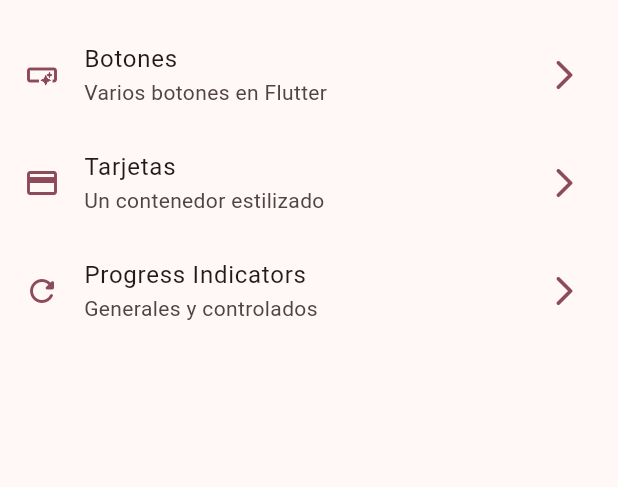
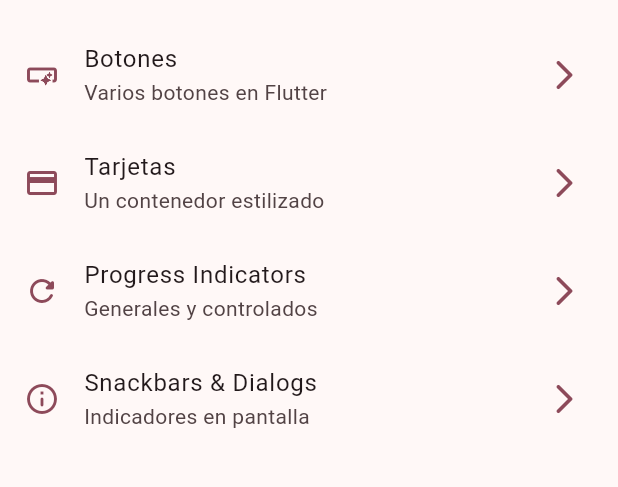
Before and after one commit to Flutter-Course-DDominguez/WidgetsApp, a Flutter app: the screen it shows after launch, on a phone screen of 412 x 824 dp, the part 63-550 px from its top. Run offline on Flutter 3.47's test engine with Material 3 defaults, Android fonts, the phone set to English and light mode, and no system bars; our stand-ins replace go_router.

Commit message:
Snackbars and dialogs

```diff
--- a/lib/config/menu/menu_items.dart
+++ b/lib/config/menu/menu_items.dart
@@ -29,4 +29,9 @@ const appMenuItems = <MenuItem>[
       subtitle: 'Generales y controlados',
       link: '/progress',
       icon: Icons.refresh_rounded),
+  MenuItem(
+      title: 'Snackbars & Dialogs',
+      subtitle: 'Indicadores en pantalla',
+      link: '/snackbars',
+      icon: Icons.info_outline_rounded)
 ];
--- a/lib/config/router/app_router.dart
+++ b/lib/config/router/app_router.dart
@@ -22,5 +22,10 @@ final appRouter = GoRouter(
         path: '/progress',
         name: ProgressScreen.name,
         builder: (context, state) => const ProgressScreen()),
+    GoRoute(
+      path: '/snackbars',
+      name: SnackbarScreen.name,
+      builder: (context, state) => const SnackbarScreen(),
+    )
   ],
 );
--- a/lib/main.dart
+++ b/lib/main.dart
@@ -13,6 +13,7 @@ class MainApp extends StatelessWidget {
   @override
   Widget build(BuildContext context) {
     return MaterialApp.router(
+      title: 'Flutter Widgets',
       routerConfig: appRouter,
       debugShowCheckedModeBanner: false,
       theme: AppTheme(selectedColor: 6).getTheme(),
```
Also changed, not shown: lib/presentation/screens/snackbar/snackbar_screen.dart (+59 -1 lines).
